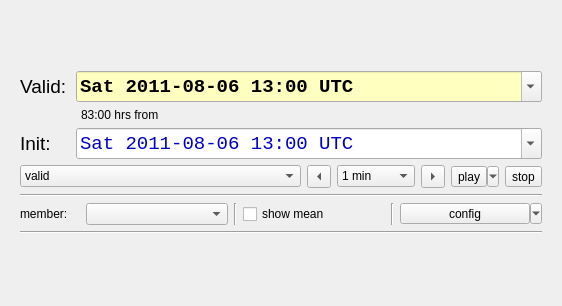
Qt form src/gxfw/synccontrol.ui (chrismile/met.3d) before a commit.
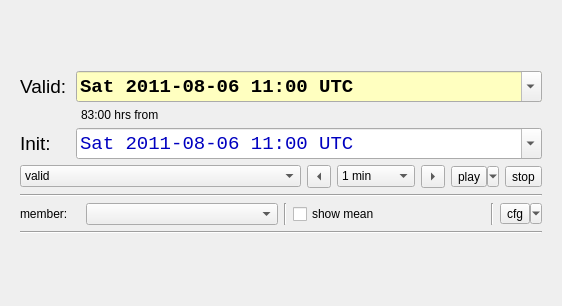
The same form after that commit.

Commit message: small fixes in datasource selection dialog

```diff
--- a/src/gxfw/synccontrol.ui
+++ b/src/gxfw/synccontrol.ui
@@ -132,7 +132,7 @@
           </property>
           <property name="dateTime">
            <datetime>
-            <hour>13</hour>
+            <hour>11</hour>
             <minute>0</minute>
             <second>0</second>
             <year>2011</year>
@@ -290,7 +290,7 @@
           </property>
           <property name="dateTime">
            <datetime>
-            <hour>13</hour>
+            <hour>11</hour>
             <minute>0</minute>
             <second>0</second>
             <year>2011</year>
@@ -307,12 +307,12 @@
           </property>
           <property name="minimumDateTime">
            <datetime>
-            <hour>0</hour>
+            <hour>23</hour>
             <minute>0</minute>
             <second>0</second>
             <year>1752</year>
             <month>9</month>
-            <day>14</day>
+            <day>13</day>
            </datetime>
           </property>
           <property name="displayFormat">
@@ -568,13 +568,13 @@
         <item>
          <widget class="QToolButton" name="configurationButton">
           <property name="sizePolicy">
-           <sizepolicy hsizetype="MinimumExpanding" vsizetype="Fixed">
+           <sizepolicy hsizetype="Minimum" vsizetype="Fixed">
             <horstretch>0</horstretch>
             <verstretch>0</verstretch>
            </sizepolicy>
           </property>
           <property name="text">
-           <string>config</string>
+           <string>cfg</string>
           </property>
           <property name="checkable">
            <bool>false</bool>
```
The commit also changes 2 other files.
